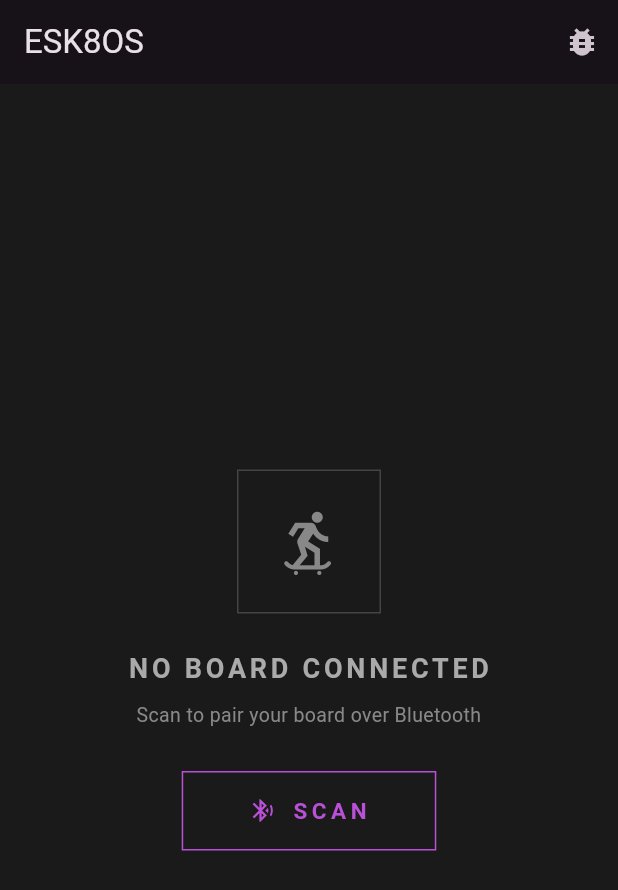
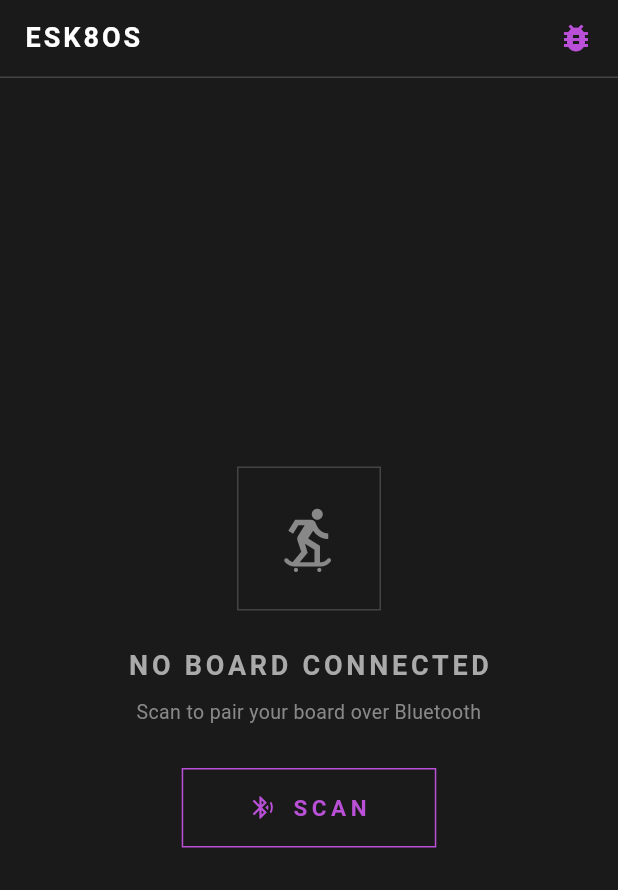
Before and after one commit to joenilan/esk8os_mobile, a Flutter app: the screen it shows after launch, on a phone screen of 412 x 824 dp. Shown: the top 890 px of the screen. Run offline on Flutter 3.47's test engine with Material 3 defaults, Android fonts, the phone set to English and light mode, and no system bars; our stand-ins replace fl_chart, flutter_blue_plus, flutter_compass, flutter_map, geolocator, google_fonts and 6 more; missing offline and left inert: file_selector, flutter_foreground_task, flutter_overlay_window; accounts and stored records are empty.

Commit message:
fix(app): remove scan header cutout gap

```diff
--- a/lib/main.dart
+++ b/lib/main.dart
@@ -188,18 +188,9 @@ class _ScanPageState extends State<ScanPage> {
   @override
   Widget build(BuildContext context) {
     return Scaffold(
-      appBar: AppBar(
-        title: const Text('ESK8OS'),
-        actions: [
-          IconButton(
-            icon: const Icon(Icons.bug_report),
-            tooltip: 'Mock Mode',
-            onPressed: _connecting ? null : _startMockMode,
-          ),
-        ],
-      ),
       body: Column(
         children: [
+          _scanHeader(),
           if (_error != null)
             Container(
               width: double.infinity,
@@ -248,6 +239,35 @@ class _ScanPageState extends State<ScanPage> {
   }
 
   // ---- disconnected / scan home ---------------------------------------------
+
+  Widget _scanHeader() => Container(
+    height: 52,
+    padding: const EdgeInsets.fromLTRB(16, 0, 4, 0),
+    decoration: BoxDecoration(
+      color: Esk8Theme.scaffold,
+      border: Border(bottom: BorderSide(color: Esk8Theme.border)),
+    ),
+    child: Row(
+      children: [
+        Expanded(
+          child: Text(
+            'ESK8OS',
+            style: TextStyle(
+              color: Esk8Theme.textPrimary,
+              fontSize: 18,
+              fontWeight: FontWeight.bold,
+              letterSpacing: 2,
+            ),
+          ),
+        ),
+        IconButton(
+          icon: Icon(Icons.bug_report, color: Esk8Theme.accent),
+          tooltip: 'Mock Mode',
+          onPressed: _connecting ? null : _startMockMode,
+        ),
+      ],
+    ),
+  );
 
   /// Anchored empty state: board icon + copy + a prominent sharp SCAN button.
   Widget _emptyState(bool scanning) => Center(
```
